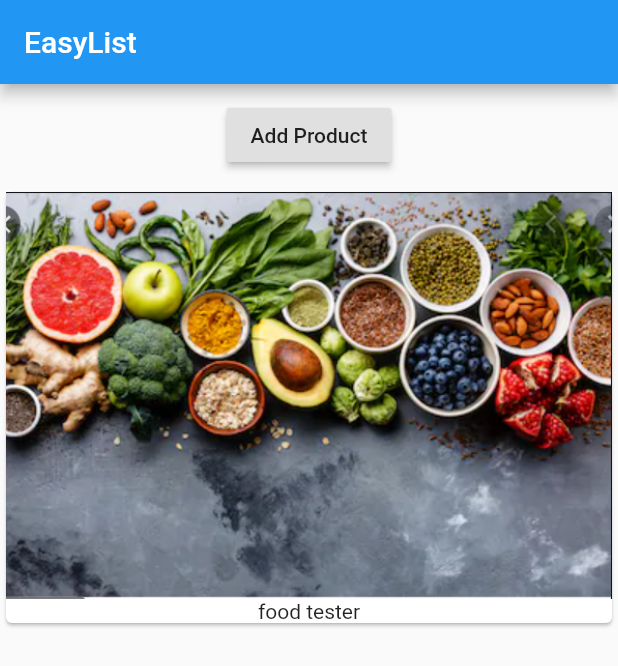
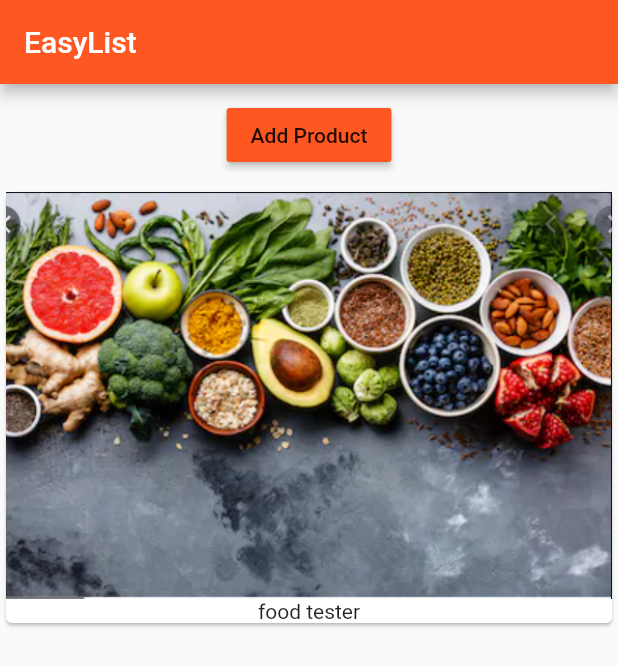
Before and after one commit to khalit7/First_Android_App, a Flutter app: the screen it shows after launch, on a phone screen of 412 x 824 dp. Shown: the top 666 px of the screen. Run offline on Flutter 3.47's test engine with Material 2 defaults, Android fonts, the phone set to English and light mode, and no system bars.

Commit message:
second day basics

```diff
--- a/first_app/lib/main.dart
+++ b/first_app/lib/main.dart
@@ -1,50 +1,24 @@
 import 'package:flutter/material.dart';
+
+import "./product_manager.dart";
 
 void main(List<String> args) {
   runApp(MyApp());
 }
 
-class MyApp extends StatefulWidget {
-  @override
-  State<StatefulWidget> createState() {
-    return _MyAppState();
-  }
-}
-
-class _MyAppState extends State<MyApp> {
-  List<String> _products = ["food tester"];
+class MyApp extends StatelessWidget {
   @override
   Widget build(BuildContext context) {
     return MaterialApp(
+        theme: ThemeData(
+          brightness: Brightness.light,
+          primarySwatch: Colors.deepOrange,
+          accentColor: Colors.deepPurple
+        ),
         home: Scaffold(
             appBar: AppBar(
               title: Text("EasyList"),
             ),
-            body: Column(children: [
-              Container(
-                margin: EdgeInsets.all(10.0),
-                child: RaisedButton(
-                  onPressed: () {
-                    setState(() {
-                                       _products.add("advanced food tester");
-                                        });
-
-                  },
-                  child: Text("Add Product"),
-                ),
-              ),
-              Column(
-                children: _products.map(
-                  (element) => Card(
-                    child: Column(
-                      children: <Widget>[
-                        Image.asset("Assets/food.PNG"),
-                        Text(element),
-                      ],
-                    ),
-                  ),
-                ).toList(),
-              )
-            ])));
+            body: ProductManger("food tester")));
   }
 }
--- /dev/null
+++ b/first_app/lib/product_manager.dart
@@ -0,0 +1,46 @@
+import "package:flutter/material.dart";
+
+import "./products.dart" ;
+
+class ProductManger extends StatefulWidget {
+
+final String startingProduct ;
+
+ProductManger(this.startingProduct);
+
+  @override
+    State<StatefulWidget> createState() {
+
+      return _ProductMangerState();
+    }
+}
+
+
+class _ProductMangerState extends State<ProductManger> {
+  List<String> _products = [];
+
+  @override
+    void initState() {
+      _products.add(widget.startingProduct);
+      super.initState();
+    }
+
+  @override
+    Widget build(BuildContext context) {
+      return Column( children :  [Container(
+                margin: EdgeInsets.all(10.0),
+                child: RaisedButton(
+                  color: Theme.of(context).primaryColor,
+                  onPressed: () {
+                    setState(() {
+                                       _products.add("advanced food tester");
+                                        });
+
+                  },
+                  child: Text("Add Product"),
+                ),
+              ),
+              Products(_products)
+              ]);
+    }
+}
--- /dev/null
+++ b/first_app/lib/products.dart
@@ -0,0 +1,25 @@
+import "package:flutter/material.dart";
+
+class Products extends StatelessWidget {
+
+final List <String> products;
+
+Products(this.products);
+
+
+@override
+  Widget build(BuildContext context) {
+    return Column(
+                children: products.map(
+                  (element) => Card(
+                    child: Column(
+                      children: <Widget>[
+                        Image.asset("Assets/food.PNG"),
+                        Text(element),
+                      ],
+                    ),
+                  ),
+                ).toList(),
+              );
+  }
+}
```
